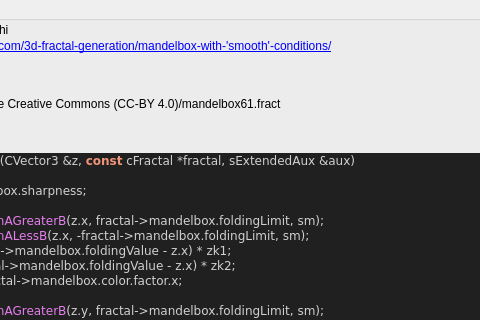
buddhi1980/mandelbulber2, file mandelbulber2/formula/ui/fractal_mandelbox_smooth.ui: the form before one commit; both pictures show x 202 to 682 and y 535 to 855 of the 790 by 1381 pixel window.
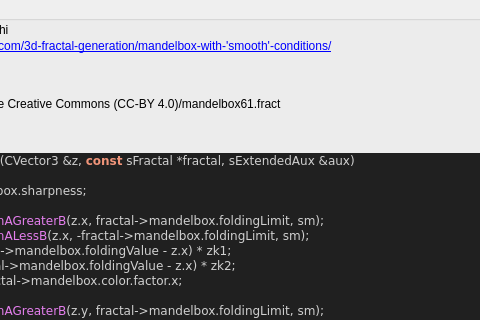
The form after the commit. Custom widgets are drawn as their Qt base class.

```diff
--- a/mandelbulber2/formula/ui/fractal_mandelbox_smooth.ui
+++ b/mandelbulber2/formula/ui/fractal_mandelbox_smooth.ui
@@ -1000,7 +1000,7 @@
 &lt;/table&gt;
 &lt;br&gt;&lt;b&gt;Examples using this formula&lt;/b&gt;&lt;br&gt;smooth_mandelbox_001.fract&lt;br&gt;Krzysztof Marczak collection - license Creative Commons (CC-BY 4.0)/mandelbox61.fract&lt;h3&gt;Code&lt;/h3&gt;
 &lt;body style=&quot;background-color:#202020&quot;&gt;
-&lt;pre style=&quot;color:#d0d0d0; background-color:#202020;  font-family:'Courier New',monospace;&quot;&gt;&lt;span style=&quot;color:#f09479; font-weight:bold&quot;&gt;void&lt;/span&gt; &lt;span style=&quot;color:#e47eed&quot;&gt;MandelboxSmoothIteration&lt;/span&gt;&lt;span style=&quot;color:#d0d0d0&quot;&gt;(&lt;/span&gt;CVector3 &lt;span style=&quot;color:#d0d0d0&quot;&gt;&amp;amp;&lt;/span&gt;z&lt;span style=&quot;color:#d0d0d0&quot;&gt;,&lt;/span&gt; &lt;span style=&quot;color:#f09479; font-weight:bold&quot;&gt;const&lt;/span&gt; cFractal &lt;span style=&quot;color:#d0d0d0&quot;&gt;*&lt;/span&gt;fractal&lt;span style=&quot;color:#d0d0d0&quot;&gt;,&lt;/span&gt; sExtendedAux &lt;span style=&quot;color:#d0d0d0&quot;&gt;&amp;amp;&lt;/span&gt;aux&lt;span style=&quot;color:#d0d0d0&quot;&gt;)&lt;/span&gt;
+&lt;pre style=&quot;color:#d0d0d0; background-color:#202020;  font-family:'Courier New',monospace;&quot;&gt;&lt;span style=&quot;color:#f09479; font-weight:bold&quot;&gt;void&lt;/span&gt; &lt;span style=&quot;color:#e47eed&quot;&gt;MandelboxSmoothIteration&lt;/span&gt;&lt;span style=&quot;color:#d0d0d0&quot;&gt;(&lt;/span&gt;CVector3 &lt;span style=&quot;color:#d0d0d0&quot;&gt;&amp;amp;&lt;/span&gt;z&lt;span style=&quot;color:#d0d0d0&quot;&gt;,&lt;/span&gt; &lt;span style=&quot;color:#f09479; font-weight:bold&quot;&gt;const&lt;/span&gt; sFractal &lt;span style=&quot;color:#d0d0d0&quot;&gt;*&lt;/span&gt;fractal&lt;span style=&quot;color:#d0d0d0&quot;&gt;,&lt;/span&gt; sExtendedAux &lt;span style=&quot;color:#d0d0d0&quot;&gt;&amp;amp;&lt;/span&gt;aux&lt;span style=&quot;color:#d0d0d0&quot;&gt;)&lt;/span&gt;
 &lt;span style=&quot;color:#d0d0d0&quot;&gt;{&lt;/span&gt;
   &lt;span style=&quot;color:#f09479; font-weight:bold&quot;&gt;double&lt;/span&gt; sm &lt;span style=&quot;color:#d0d0d0&quot;&gt;=&lt;/span&gt; fractal&lt;span style=&quot;color:#d0d0d0&quot;&gt;-&amp;gt;&lt;/span&gt;mandelbox&lt;span style=&quot;color:#d0d0d0&quot;&gt;.&lt;/span&gt;sharpness&lt;span style=&quot;color:#d0d0d0&quot;&gt;;&lt;/span&gt;
 
```
